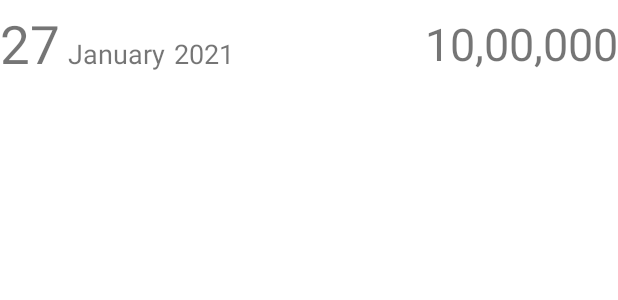
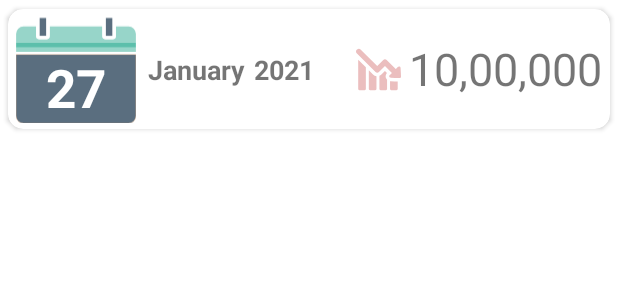
Before and after one commit to rohity180/my-Register-v2, an Android app: the layout daily_view_layout.xml on its own in the app's theme, with its tools: preview values and no code run, on a phone screen of 412 x 824 dp. Shown: the top 300 px of the screen. Run offline under Robolectric (Android 15) with nearby library versions, the phone set to English and light mode, and no system bars.

Commit message:
finalized the DailyViewFragment

```diff
--- a/app/src/main/java/com/mafh/myregisterv2/login_checker_blank_activity.kt
+++ b/app/src/main/java/com/mafh/myregisterv2/login_checker_blank_activity.kt
@@ -44,6 +44,7 @@ class login_checker_blank_activity : Activity() {
 
             return;
         }
+
 
 
         check_login_status()
--- /dev/null
+++ b/app/src/main/res/drawable/ic_calendar_green.xml
@@ -0,0 +1,32 @@
+<vector xmlns:android="http://schemas.android.com/apk/res/android"
+    android:width="499.21dp"
+    android:height="453.61dp"
+    android:viewportWidth="499.21"
+    android:viewportHeight="453.61">
+  <path
+      android:strokeWidth="1"
+      android:pathData="M0.5,422.21a30.9,30.9 0,0 0,30.89 30.9H467.83a30.9,30.9 0,0 0,30.88 -30.9V166.66H0.5Z"
+      android:fillColor="#5a6e7f"
+      android:strokeColor="#ff9e50"/>
+  <path
+      android:pathData="M0.5,137.2h498.21v18.3h-498.21z"
+      android:fillColor="#97d5c9"/>
+  <path
+      android:pathData="M51.72,49.25H31.39A30.9,30.9 0,0 0,0.5 80.14v35.91H498.71V80.14a30.9,30.9 0,0 0,-30.88 -30.89H415.39V89.7a13.67,13.67 0,0 1,-13.67 13.67H372.93A13.67,13.67 0,0 1,359.25 89.7V49.25H140V89.7a13.67,13.67 0,0 1,-13.67 13.67H97.49A13.67,13.67 0,0 1,83.82 89.7V49.25Z"
+      android:fillColor="#97d5c9"/>
+  <path
+      android:pathData="M0.5,116.05h498.21v21.15h-498.21z"
+      android:fillColor="#5cbfab"/>
+  <path
+      android:pathData="M97.49,13.67h28.8v76.03h-28.8z"
+      android:fillColor="#5a6e7f"/>
+  <path
+      android:pathData="M97.49,0A13.67,13.67 0,0 0,83.82 13.67v76a13.67,13.67 0,0 0,13.67 13.67h28.8A13.67,13.67 0,0 0,140 89.7v-76A13.67,13.67 0,0 0,126.29 0ZM126.29,89.7L97.49,89.7v-76h28.8Z"
+      android:fillColor="#fff"/>
+  <path
+      android:pathData="M372.93,13.67h28.8v76.03h-28.8z"
+      android:fillColor="#5a6e7f"/>
+  <path
+      android:pathData="M372.93,0a13.67,13.67 0,0 0,-13.68 13.67v76a13.67,13.67 0,0 0,13.68 13.67h28.79A13.67,13.67 0,0 0,415.39 89.7v-76A13.67,13.67 0,0 0,401.72 0ZM401.72,89.7L372.93,89.7v-76h28.79Z"
+      android:fillColor="#fff"/>
+</vector>
--- /dev/null
+++ b/app/src/main/res/drawable/ic_line_chart_red.xml
@@ -0,0 +1,22 @@
+<vector xmlns:android="http://schemas.android.com/apk/res/android"
+    android:width="512dp"
+    android:height="512dp"
+    android:viewportWidth="486.115"
+    android:viewportHeight="486.115"
+    android:alpha="0.4">
+  <path
+      android:pathData="M23.875,454.557c0,7.3 5.9,13.2 13.2,13.2h56.1c7.3,0 13.2,-5.9 13.2,-13.2v-234.8l-82.5,-82.5C23.875,137.257 23.875,454.557 23.875,454.557z"
+      android:fillColor="#CD5C5D"/>
+  <path
+      android:pathData="M138.475,251.857v202.7c0,7.3 5.9,13.2 13.2,13.2h56.1c7.3,0 13.2,-5.9 13.2,-13.2v-139c-14,-1.8 -26.9,-8 -37,-18.1L138.475,251.857z"
+      android:fillColor="#CD5C5D"/>
+  <path
+      android:pathData="M367.775,368.857v85.7c0,7.3 5.9,13.2 13.2,13.2h56.1c7.3,0 13.2,-5.9 13.2,-13.2v-81.5c-25,-1.2 -50,-2.3 -75,-3.5C373.575,369.457 370.875,369.257 367.775,368.857z"
+      android:fillColor="#CD5C5D"/>
+  <path
+      android:pathData="M334.375,280.257l-21.5,-21.5l-38.7,38.7c-6.1,6.1 -13.3,10.8 -21.1,14v143.1c0,7.3 5.9,13.2 13.2,13.2h56.1c7.3,0 13.2,-5.9 13.2,-13.2v-101.8c-4.1,-4.3 -7.5,-9.2 -10.1,-14.8C321.175,328.357 313.575,304.157 334.375,280.257z"
+      android:fillColor="#CD5C5D"/>
+  <path
+      android:pathData="M486.075,316.657l-1.4,-29.1c-0.9,-19.4 -1.8,-38.7 -2.7,-58.1c-0.2,-4.5 -1,-10.3 -5.6,-14.8c-1.2,-1.2 -2.7,-2.4 -4.4,-3.3c-2.5,-1.4 -5,-2 -7.4,-2c-5.8,0 -9.6,3.8 -12.3,6.5l-6.3,6.3c-5.1,5.1 -10.1,10.1 -15.2,15.2c-0.5,0.5 -1,0.9 -1.5,1.4l-98.1,-98.1c-4.9,-4.9 -11.4,-7.6 -18.2,-7.6s-13.4,2.7 -18.2,7.6l-65.5,65.5l-180.3,-180.2c-4.9,-4.9 -11.3,-7.6 -18.2,-7.6s-13.4,2.7 -18.3,7.6l-4.9,4.9c-10.1,10.1 -10.1,26.4 0,36.5l203.3,203.3c4.9,4.9 11.3,7.6 18.2,7.6s13.4,-2.7 18.3,-7.6l65.5,-65.5l75,75c-5.3,5.2 -10.5,10.4 -15.7,15.7l-7.5,7.5c-3,3 -9.2,9.2 -4.7,18.7c0.9,1.9 2,3.5 3.3,4.8c4.3,4.3 9.8,4.6 13.7,4.7c29.8,1.4 59.7,2.8 89.5,4.2c0.5,0 1.1,0 1.7,0c5.9,0 10.5,-1.6 13.6,-4.9C484.975,327.557 486.375,322.857 486.075,316.657z"
+      android:fillColor="#CD5C5D"/>
+</vector>
--- a/app/src/main/res/layout/daily_view_layout.xml
+++ b/app/src/main/res/layout/daily_view_layout.xml
@@ -1,58 +1,118 @@
 <?xml version="1.0" encoding="utf-8"?>
 <LinearLayout xmlns:android="http://schemas.android.com/apk/res/android"
+    xmlns:app="http://schemas.android.com/apk/res-auto"
+    xmlns:tools="http://schemas.android.com/tools"
     android:layout_width="match_parent"
-    android:layout_height="wrap_content"
-    android:layout_marginTop="5sp">
-
-    <LinearLayout
-        android:layout_width="wrap_content"
     android:layout_height="wrap_content">
 
 
+    <androidx.cardview.widget.CardView
+        android:layout_height="match_parent"
+        android:layout_width="match_parent"
+        app:cardElevation="2dp"
+        app:cardUseCompatPadding="true"
+        app:cardCornerRadius="10dp"
+
+        >
+
+        <androidx.constraintlayout.widget.ConstraintLayout
+            android:layout_width="match_parent"
+            android:layout_height="match_parent">
+
+            <ImageView
+                android:id="@+id/d_calendar_ic"
+                android:layout_width="80dp"
+                android:layout_height="80dp"
+                android:layout_marginStart="5dp"
+                android:src="@drawable/ic_calendar_green"
+                app:layout_constraintBottom_toBottomOf="parent"
+                app:layout_constraintStart_toStartOf="parent"
+                app:layout_constraintTop_toTopOf="parent">
+
+            </ImageView>
+
             <TextView
+                android:id="@+id/daily_date"
                 android:layout_width="wrap_content"
                 android:layout_height="wrap_content"
-        android:id="@+id/daily_date"
+                android:layout_centerHorizontal="true"
+                android:layout_centerInParent="true"
+                android:layout_centerVertical="true"
+                android:layout_gravity="center_vertical"
+                android:layout_marginTop="24dp"
+                android:text="27"
+                android:textColor="@color/white"
                 android:textSize="35sp"
-        android:text="27"
-        android:layout_gravity="bottom">
+                android:textStyle="bold"
+                app:layout_constraintBottom_toBottomOf="@+id/d_calendar_ic"
+                app:layout_constraintEnd_toEndOf="@+id/d_calendar_ic"
+                app:layout_constraintStart_toStartOf="@+id/d_calendar_ic"
+                app:layout_constraintTop_toTopOf="@+id/d_calendar_ic">
 
             </TextView>
 
             <TextView
-        android:layout_marginLeft="5sp"
+                android:id="@+id/daily_month"
                 android:layout_width="wrap_content"
                 android:layout_height="wrap_content"
-        android:id="@+id/daily_month"
+                android:layout_gravity="center_vertical"
+                android:layout_marginStart="8dp"
+                android:text="January"
                 android:textSize="18sp"
-        android:text="January"
-        android:layout_gravity="bottom">
+                android:textStyle="bold"
+                app:layout_constraintBottom_toBottomOf="parent"
+                app:layout_constraintStart_toEndOf="@+id/d_calendar_ic"
+                app:layout_constraintTop_toTopOf="parent">
 
             </TextView>
 
             <TextView
-        android:layout_marginLeft="5sp"
+                android:id="@+id/daily_year"
                 android:layout_width="wrap_content"
                 android:layout_height="wrap_content"
-        android:id="@+id/daily_year"
+                android:layout_gravity="center_vertical"
+                android:layout_marginStart="5dp"
+                android:text="2021"
                 android:textSize="18sp"
-        android:text="2021"
-        android:layout_gravity="bottom">
+                android:textStyle="bold"
+                app:layout_constraintBottom_toBottomOf="parent"
+                app:layout_constraintStart_toEndOf="@+id/daily_month"
+                app:layout_constraintTop_toTopOf="parent">
 
             </TextView>
 
-    </LinearLayout>
+            <ImageView
+                android:id="@+id/dailyview_chart"
+                android:layout_width="30dp"
+                android:layout_height="30dp"
+                android:layout_gravity="center_vertical|center_horizontal"
+                android:layout_marginEnd="5dp"
+                android:src="@drawable/ic_line_chart_red"
+                app:layout_constraintBottom_toBottomOf="parent"
+                app:layout_constraintEnd_toStartOf="@+id/daily_profit_loss"
+                app:layout_constraintTop_toTopOf="parent">
+
+            </ImageView>
 
             <TextView
                 android:id="@+id/daily_profit_loss"
-        android:layout_width="match_parent"
-        android:layout_height="match_parent"
-        android:layout_gravity="center_vertical"
-        android:gravity="center_horizontal|center_vertical"
+                android:layout_width="wrap_content"
+                android:layout_height="wrap_content"
+                android:layout_marginEnd="5dp"
                 android:text="10,00,000"
-        android:textAlignment="textEnd"
-        android:textSize="30sp">
+                android:textSize="30sp"
+                app:layout_constraintBottom_toBottomOf="parent"
+                app:layout_constraintEnd_toEndOf="parent"
+                app:layout_constraintTop_toTopOf="parent"
+                app:layout_constraintVertical_bias="0.487">
 
             </TextView>
 
+        </androidx.constraintlayout.widget.ConstraintLayout>
+
+
+    </androidx.cardview.widget.CardView>
+
+
+
 </LinearLayout>
--- a/app/src/main/res/layout/fragment_daily_view.xml
+++ b/app/src/main/res/layout/fragment_daily_view.xml
@@ -12,7 +12,7 @@
         android:id="@+id/recycler_daily"
         android:layout_width="match_parent"
         android:layout_height="match_parent"
-        android:layout_margin="10sp" />
+        android:layout_margin="5sp" />
 
 
 </FrameLayout>
```
Also changed, not shown: app/src/main/java/com/mafh/myregisterv2/dailyViewFrag.kt (+38 -9 lines), app/src/main/java/com/mafh/myregisterv2/daily_view_adapter.kt (+15 -1 lines), app/src/main/res/drawable/border.xml (added, +9 -0 lines), app/src/main/res/drawable/ic_calendar_red.xml (added, +32 -0 lines), app/src/main/res/drawable/ic_line_chart_green.xml (added, +22 -0 lines). Lines whose indentation alone changed are shown as unchanged.
